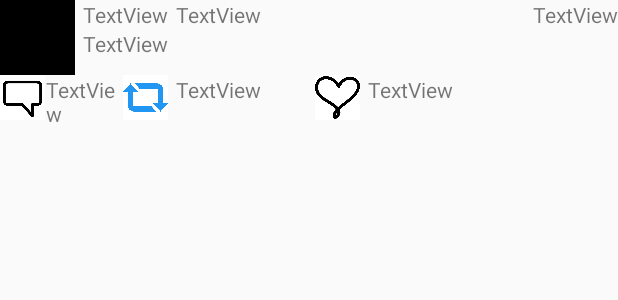
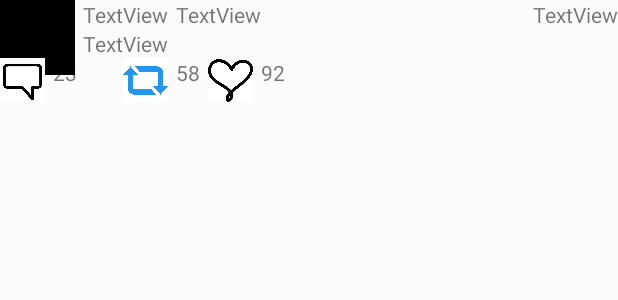
Before and after one commit to melissalu8/Sweeter, an Android app: the layout activity_detail.xml on its own in the app's theme, with its tools: preview values and no code run, on a phone screen of 412 x 824 dp. Shown: the top 300 px of the screen. Run offline under Robolectric (Android 15) with nearby library versions, the phone set to English and light mode, and no system bars.

Commit message:
Un Actions Added

```diff
--- a/MySimpleTweets/app/src/main/AndroidManifest.xml
+++ b/MySimpleTweets/app/src/main/AndroidManifest.xml
@@ -11,7 +11,7 @@
         android:name=".TwitterApp"
         android:allowBackup="true"
         android:icon="@drawable/ic_launcher"
-        android:label="@string/app_name"
+        android:label="Sweeter"
         android:theme="@style/AppTheme">
         <activity
             android:name=".LoginActivity"
--- a/MySimpleTweets/app/src/main/res/layout/activity_detail.xml
+++ b/MySimpleTweets/app/src/main/res/layout/activity_detail.xml
@@ -8,12 +8,15 @@
 
     <TextView
         android:id="@+id/tvComment"
-        android:layout_width="46dp"
+        android:layout_width="27dp"
         android:layout_height="32dp"
+        android:layout_alignLeft="@id/ibComment"
+        android:layout_alignTop="@+id/ibRetweet"
         android:layout_below="@+id/ivProfileImage"
-        android:layout_marginLeft="5dp"
+        android:layout_marginEnd="21dp"
+        android:layout_marginLeft="35dp"
         android:layout_toStartOf="@+id/ibRetweet"
-        android:text="TextView" />
+        android:text="23" />
 
     <ImageView
         android:id="@+id/ivProfileImage"
@@ -64,8 +67,7 @@
         android:layout_width="30dp"
         android:layout_height="30dp"
         android:layout_alignTop="@+id/tvComment"
-        android:layout_marginLeft="5dp"
-        android:layout_toStartOf="@+id/tvLikes"
+        android:layout_toEndOf="@+id/tvRetweets"
         android:background="@android:color/white"
         android:scaleType="fitCenter"
         app:srcCompat="@drawable/heart" />
@@ -75,7 +77,7 @@
         android:layout_width="30dp"
         android:layout_height="30dp"
         android:layout_alignEnd="@+id/tvUserName"
-        android:layout_below="@+id/ivProfileImage"
+        android:layout_below="@+id/tvBody"
         android:layout_marginLeft="5dp"
         android:background="@android:color/white"
         android:scaleType="fitCenter"
@@ -85,11 +87,9 @@
         android:id="@+id/tvLikes"
         android:layout_width="wrap_content"
         android:layout_height="30dp"
-        android:layout_alignParentEnd="true"
         android:layout_alignTop="@+id/tvComment"
-        android:layout_marginEnd="110dp"
-        android:layout_marginLeft="5dp"
-        android:text="TextView" />
+        android:layout_toEndOf="@+id/tvID"
+        android:text="92" />
 
     <ImageButton
         android:id="@+id/ibComment"
@@ -97,6 +97,7 @@
         android:layout_height="30dp"
         android:layout_alignParentStart="true"
         android:layout_below="@+id/ivProfileImage"
+        android:layout_alignTop="@+id/ibRetweet"
         android:background="@android:color/white"
         android:scaleType="fitCenter"
         app:srcCompat="@drawable/comment" />
@@ -109,6 +110,6 @@
         android:layout_marginLeft="5dp"
         android:layout_marginRight="5dp"
         android:layout_toEndOf="@+id/tvUserName"
-        android:text="TextView" />
+        android:text="58" />
 
 </RelativeLayout>
```
Also changed, not shown: MySimpleTweets/app/src/main/java/com/codepath/apps/restclienttemplate/TweetAdapter.java (+66 -7 lines), MySimpleTweets/app/src/main/java/com/codepath/apps/restclienttemplate/TwitterClient.java (+16 -0 lines), MySimpleTweets/app/src/main/java/com/codepath/apps/restclienttemplate/models/Tweet.java (+15 -1 lines), MySimpleTweets/app/src/main/res/layout/activity_timeline.xml (+7 -0 lines), MySimpleTweets/app/src/main/res/drawable/filledheart.png (added).
